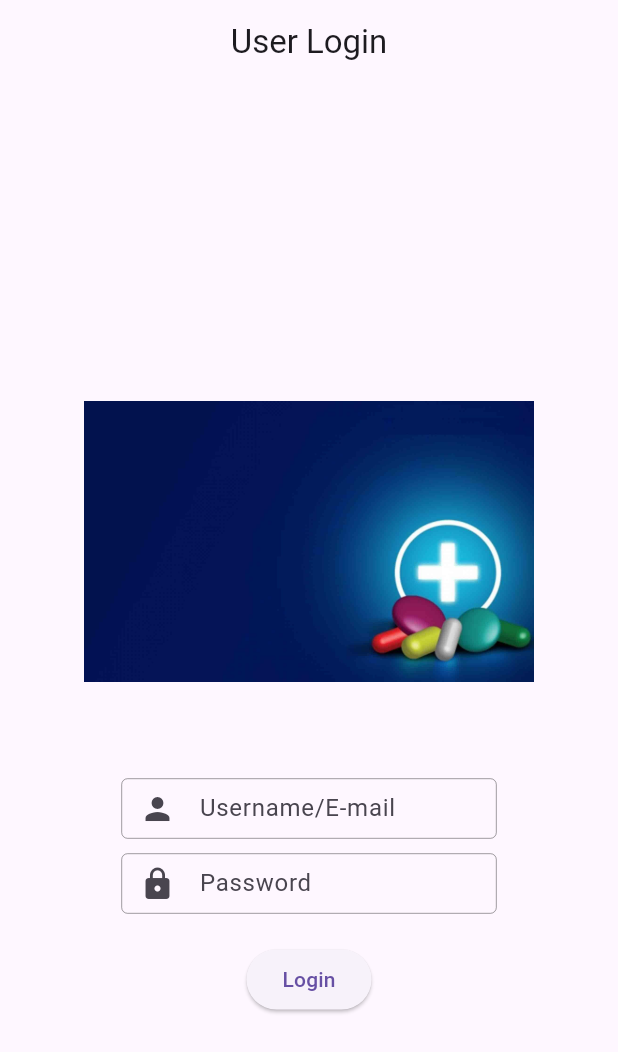
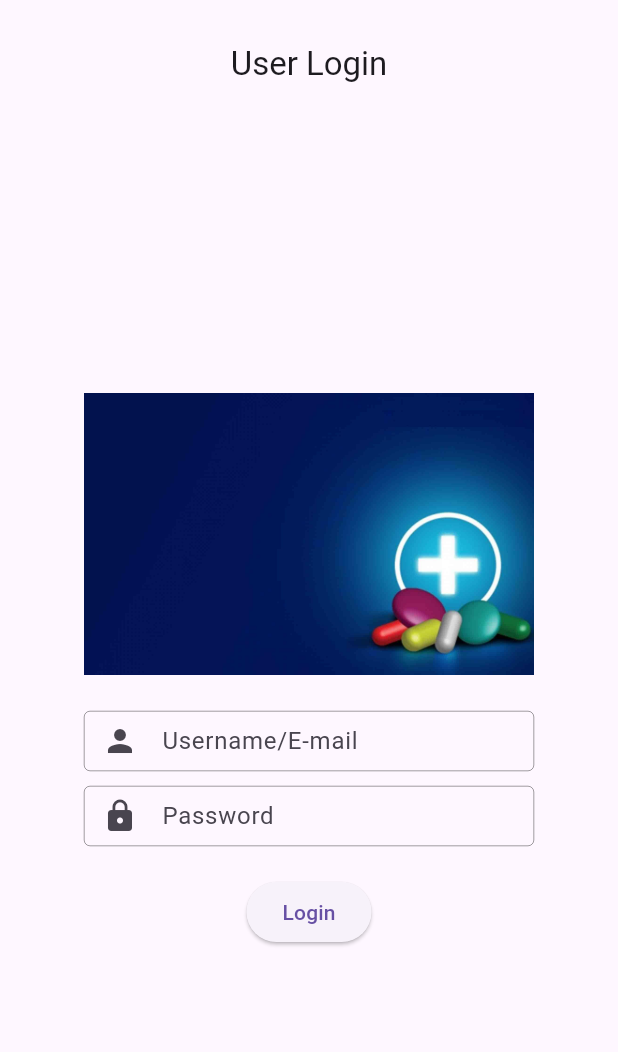
Before and after one commit to ahmedrazakhan-412/PharmEasyApp, a Flutter app: the screen it shows after launch, on a phone screen of 412 x 824 dp. Shown: the top 1052 px of the screen. Run offline on Flutter 3.47's test engine with Material 2 defaults, Android fonts, the phone set to English and light mode, and no system bars; our stand-ins replace cloud_firestore, dio, firebase_core; accounts and stored records are empty.

Commit message:
card changes Login Changes

```diff
--- a/lib/Login/LoginScreen.dart
+++ b/lib/Login/LoginScreen.dart
@@ -34,12 +34,13 @@ class _LoginScreenState extends State<LoginScreen> {
     return Scaffold(
       appBar: AppBar(
         title: Center(
+          child: Padding(
+            padding: const EdgeInsets.only(top: 30),
             child: Text('User Login'),
           ),
         ),
+      ),
       body: Center(
-        child: Container(
-          padding: EdgeInsets.all(8.0),
         child: Column(
           mainAxisAlignment: MainAxisAlignment.center,
           children: [
@@ -50,7 +51,7 @@ class _LoginScreenState extends State<LoginScreen> {
                 crossAxisAlignment: CrossAxisAlignment.start,
                 children: [
                   Container(
-                      height: 300,
+                    height: 200,
                     width: 300,
                     child: Image.asset('assets/images/login.jpg'),
                   ),
@@ -58,8 +59,11 @@ class _LoginScreenState extends State<LoginScreen> {
               ),
             ),
             SizedBox(
+              height: 10,
+            ),
+            SizedBox(
               height: 40,
-                width: 250,
+              width: 300,
               child: TextField(
                 controller: emailController,
                 decoration: InputDecoration(
@@ -76,7 +80,7 @@ class _LoginScreenState extends State<LoginScreen> {
             SizedBox(height: 10.0),
             SizedBox(
               height: 40,
-                width: 250,
+              width: 300,
               child: TextField(
                 controller: passwordController,
                 decoration: InputDecoration(
@@ -142,7 +146,6 @@ class _LoginScreenState extends State<LoginScreen> {
           ],
         ),
       ),
-      ),
     );
   }
 }
```
Lines whose indentation alone changed are shown as unchanged.
